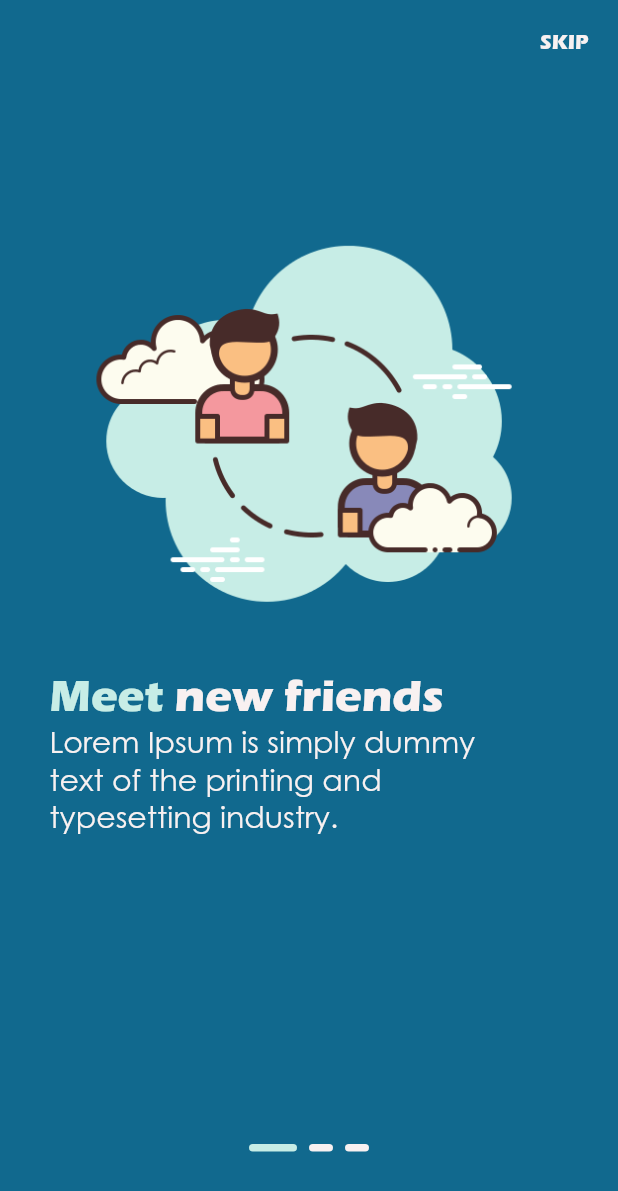
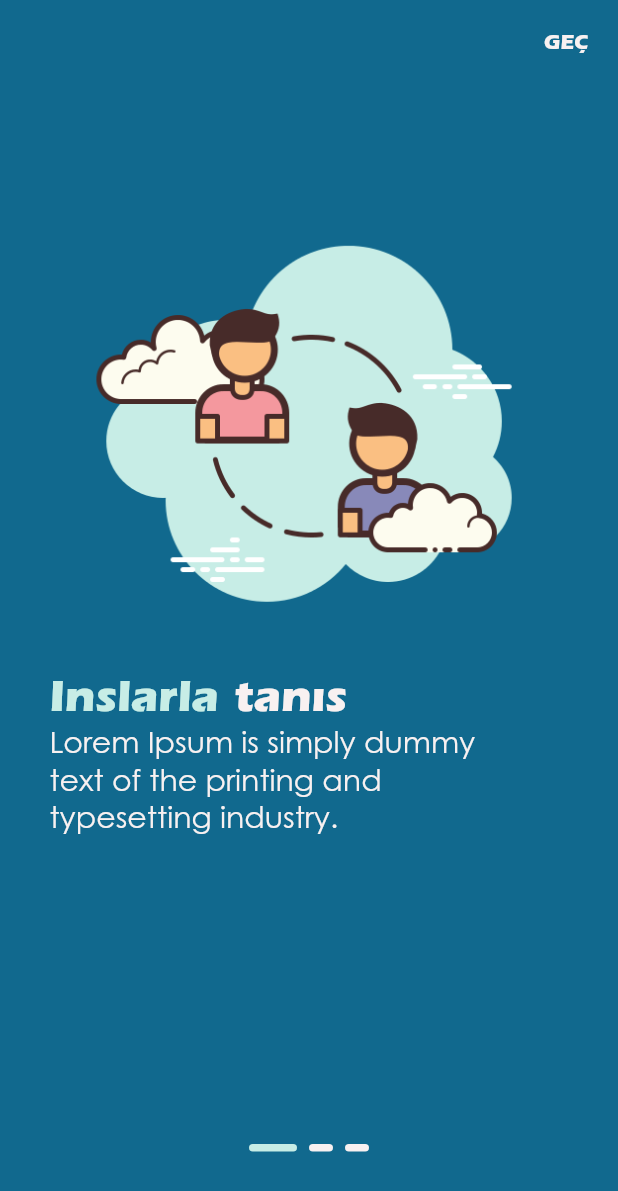
Before and after one commit to meetcampus/meetcampus_mobil, a Flutter app: the OnboardingScreen screen opened directly, on a phone screen of 412 x 824 dp. Shown: the top 1191 px of the screen. Run offline on Flutter 3.47's test engine with Material 2 defaults, Android fonts, the phone set to English and light mode, and no system bars; drawn by our look-alikes of smooth_page_indicator; our stand-ins replace easy_localization, shared_preferences; accounts and stored records are empty.

```diff
--- a/assets/language/en_US.json
+++ /dev/null
@@ -1,3 +0,0 @@
-{
-    "welcome": "Welcome to My App"
-}
--- a/assets/language/tr_TR.json
+++ /dev/null
@@ -1,3 +0,0 @@
-{
-
-}
--- a/lib/main.dart
+++ b/lib/main.dart
@@ -23,9 +23,9 @@ void main() async {
       child: MyApp(),
       supportedLocales: [Locale('en', 'US'), Locale('tr', 'TR')],
       path: 'assets/language',
+      startLocale: Locale('tr', 'TR'),
       fallbackLocale: Locale('en', 'US'),
       saveLocale: true,
-
     ));
   });
 }
--- a/lib/screens/onboarding/onboarding_screen.dart
+++ b/lib/screens/onboarding/onboarding_screen.dart
@@ -1,5 +1,6 @@
 import 'package:flutter/material.dart';
 import 'package:meetcampus_mobil/screens/login_screen.dart';
+import 'package:easy_localization/easy_localization.dart';
 import 'package:meetcampus_mobil/utilities/styles.dart';
 import 'package:smooth_page_indicator/smooth_page_indicator.dart';
 
@@ -42,9 +43,10 @@ class _OnboardingScreenState extends State<OnboardingScreen> {
         child: IconButton(
           onPressed: () {
             print(_controller.page);
-            _controller.animateToPage(_controller.page.toInt() + 1, duration: Duration(milliseconds: 400), curve: Curves.easeIn);
+            _controller.animateToPage(_controller.page.toInt() + 1,
+                duration: Duration(milliseconds: 400), curve: Curves.easeIn);
           },
-          tooltip: 'next page ',
+          tooltip: 'nextpage'.tr(),
           padding: EdgeInsets.only(right: 35),
           icon: Icon(
             Icons.play_arrow,
@@ -66,12 +68,17 @@ class _OnboardingScreenState extends State<OnboardingScreen> {
           Row(
             children: [
               Text(
-                'Meet ',
-                style: TextStyle(fontFamily: 'Eras', color: textColorTwo, fontSize: 30),
+                'meet'.tr(),
+                style: TextStyle(
+                    fontFamily: 'Eras', color: textColorTwo, fontSize: 30),
+              ),
+              SizedBox(
+                width: 3,
               ),
               Text(
-                'new friends',
-                style: TextStyle(fontFamily: 'Eras', color: textColorOne, fontSize: 30),
+                'newfriends'.tr(),
+                style: TextStyle(
+                    fontFamily: 'Eras', color: textColorOne, fontSize: 30),
               )
             ],
           ),
@@ -79,7 +86,8 @@ class _OnboardingScreenState extends State<OnboardingScreen> {
             children: [
               Text(
                 dummyString,
-                style: TextStyle(fontFamily: 'Gothic', color: textColorOne, fontSize: 20),
+                style: TextStyle(
+                    fontFamily: 'Gothic', color: textColorOne, fontSize: 20),
               ),
             ],
           ),
@@ -100,12 +108,17 @@ class _OnboardingScreenState extends State<OnboardingScreen> {
           Row(
             children: [
               Text(
-                'Graduation ',
-                style: TextStyle(fontFamily: 'Eras', color: textColorTwo, fontSize: 27),
+                'graduation'.tr(),
+                style: TextStyle(
+                    fontFamily: 'Eras', color: textColorTwo, fontSize: 27),
+              ),
+              SizedBox(
+                width: 3,
               ),
               Text(
-                'learning',
-                style: TextStyle(fontFamily: 'Eras', color: textColorOne, fontSize: 27),
+                'learning'.tr(),
+                style: TextStyle(
+                    fontFamily: 'Eras', color: textColorOne, fontSize: 27),
               )
             ],
           ),
@@ -113,7 +126,8 @@ class _OnboardingScreenState extends State<OnboardingScreen> {
             children: [
               Text(
                 dummyString,
-                style: TextStyle(fontFamily: 'Gothic', color: textColorOne, fontSize: 20),
+                style: TextStyle(
+                    fontFamily: 'Gothic', color: textColorOne, fontSize: 20),
               ),
             ],
           ),
@@ -135,12 +149,17 @@ class _OnboardingScreenState extends State<OnboardingScreen> {
             Row(
               children: [
                 Text(
-                  'Share ',
-                  style: TextStyle(fontFamily: 'Eras', color: textColorTwo, fontSize: 30),
+                  'share'.tr(),
+                  style: TextStyle(
+                      fontFamily: 'Eras', color: textColorTwo, fontSize: 30),
+                ),
+                SizedBox(
+                  width: 3,
                 ),
                 Text(
-                  'information',
-                  style: TextStyle(fontFamily: 'Eras', color: textColorOne, fontSize: 30),
+                  'information'.tr(),
+                  style: TextStyle(
+                      fontFamily: 'Eras', color: textColorOne, fontSize: 30),
                 )
               ],
             ),
@@ -148,25 +167,30 @@ class _OnboardingScreenState extends State<OnboardingScreen> {
               children: [
                 Text(
                   dummyString,
-                  style: TextStyle(fontFamily: 'Gothic', color: textColorOne, fontSize: 20),
+                  style: TextStyle(
+                      fontFamily: 'Gothic', color: textColorOne, fontSize: 20),
                 ),
               ],
             ),
             SizedBox(
               height: 20,
             ),
-            GestureDetector(
+            InkWell(
               onTap: () {
-                Navigator.pushReplacement(context, MaterialPageRoute(builder: (context) => LoginScreen()));
+                Navigator.pushReplacement(context,
+                    MaterialPageRoute(builder: (context) => LoginScreen()));
               },
-              child: Container(
+              child: Ink(
                 height: 50,
                 width: 150,
-                decoration: BoxDecoration(color: textColorTwo, borderRadius: BorderRadius.circular(10)),
+                decoration: BoxDecoration(
+                    color: textColorTwo,
+                    borderRadius: BorderRadius.circular(10)),
                 child: Center(
                   child: Text(
-                    'START',
-                    style: TextStyle(color: backColorBlue, fontFamily: 'Eras', fontSize: 30),
+                    'start'.tr(),
+                    style: TextStyle(
+                        color: backColorBlue, fontFamily: 'Eras', fontSize: 30),
                   ),
                 ),
               ),
@@ -190,10 +214,12 @@ class _OnboardingScreenState extends State<OnboardingScreen> {
               color: Colors.white.withOpacity(0.0),
               child: InkWell(
                 onTap: () {
-                  _controller.animateToPage(_controller.page.toInt() + 3, duration: Duration(milliseconds: 1000), curve: Curves.easeIn);
+                  _controller.animateToPage(_controller.page.toInt() + 3,
+                      duration: Duration(milliseconds: 1000),
+                      curve: Curves.easeIn);
                 },
                 child: Text(
-                  'SKIP',
+                  'skip'.tr(),
                   style: TextStyle(fontFamily: 'Eras', color: textColorOne),
                 ),
               ),
@@ -210,7 +236,11 @@ class _OnboardingScreenState extends State<OnboardingScreen> {
       child: SmoothPageIndicator(
         count: 3,
         controller: _controller,
-        effect: ExpandingDotsEffect(activeDotColor: textColorTwo, dotColor: textColorOne, expansionFactor: 2, dotHeight: 5),
+        effect: ExpandingDotsEffect(
+            activeDotColor: textColorTwo,
+            dotColor: textColorOne,
+            expansionFactor: 2,
+            dotHeight: 5),
       ),
     );
   }
```
Also changed, not shown: assets/language/en-US.json (added, +19 -0 lines), assets/language/tr-TR.json (added, +19 -0 lines), lib/screens/login_screen.dart (+5 -4 lines), lib/screens/main_screen.dart (+6 -4 lines), lib/screens/signup_screen.dart (+23 -10 lines).
